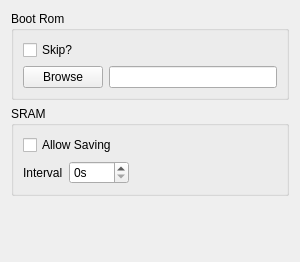
UltimaOmega474/BigComBoy, file Src/Qt/GB/SubWindows/EmulationWindow.ui: the form before one commit.
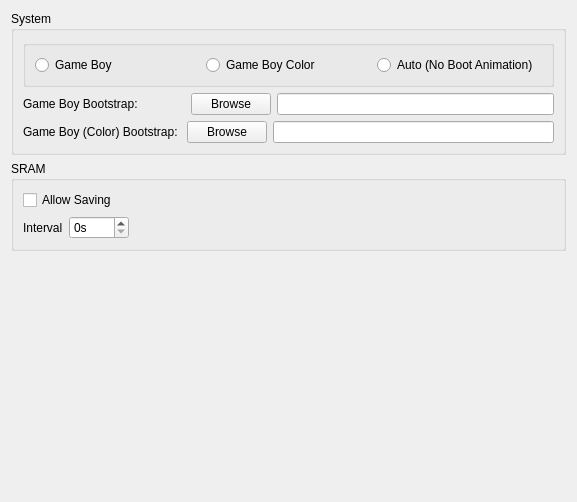
The form after the commit.

Commit message:
Game Boy Color support is complete.
Core can be set to initialize with either GB or GBC support directly. Otherwise, the normal initialize function will select the correct hardware registers based on the cartridge.

Can now add bootstraps for both GB and GBC modes.

```diff
--- a/Src/Qt/GB/SubWindows/EmulationWindow.ui
+++ b/Src/Qt/GB/SubWindows/EmulationWindow.ui
@@ -6,8 +6,8 @@
    <rect>
     <x>0</x>
     <y>0</y>
-    <width>300</width>
-    <height>262</height>
+    <width>577</width>
+    <height>502</height>
    </rect>
   </property>
   <property name="minimumSize">
@@ -23,33 +23,101 @@
    <item>
     <widget class="QGroupBox" name="boot_rom_group">
      <property name="title">
-      <string>Boot Rom</string>
+      <string>System</string>
      </property>
      <layout class="QVBoxLayout" name="verticalLayout_2">
       <item>
-       <widget class="QCheckBox" name="skip_boot_btn">
-        <property name="focusPolicy">
-         <enum>Qt::ClickFocus</enum>
+       <widget class="QGroupBox" name="boot_as_group">
+        <property name="title">
+         <string/>
         </property>
-        <property name="autoFillBackground">
-         <bool>false</bool>
-        </property>
-        <property name="text">
-         <string>Skip?</string>
-        </property>
+        <layout class="QHBoxLayout" name="horizontalLayout_3">
+         <item>
+          <widget class="QRadioButton" name="gb_btn">
+           <property name="text">
+            <string>Game Boy</string>
+           </property>
+           <attribute name="buttonGroup">
+            <string notr="true">console_btn_group</string>
+           </attribute>
+          </widget>
+         </item>
+         <item>
+          <widget class="QRadioButton" name="gbc_btn">
+           <property name="text">
+            <string>Game Boy Color</string>
+           </property>
+           <attribute name="buttonGroup">
+            <string notr="true">console_btn_group</string>
+           </attribute>
+          </widget>
+         </item>
+         <item>
+          <widget class="QRadioButton" name="auto_btn">
+           <property name="text">
+            <string>Auto (No Boot Animation)</string>
+           </property>
+           <attribute name="buttonGroup">
+            <string notr="true">console_btn_group</string>
+           </attribute>
+          </widget>
+         </item>
+        </layout>
        </widget>
       </item>
       <item>
        <layout class="QHBoxLayout" name="horizontalLayout">
         <item>
-         <widget class="QPushButton" name="browse_btn">
+         <widget class="QLabel" name="gb_label">
           <property name="text">
+           <string>Game Boy Bootstrap:              </string>
+          </property>
+         </widget>
+        </item>
+        <item>
+         <widget class="QPushButton" name="gb_browse_btn">
+          <property name="text">
            <string>Browse</string>
           </property>
          </widget>
         </item>
         <item>
-         <widget class="QLineEdit" name="boot_path"/>
+         <widget class="QLineEdit" name="gb_boot_path">
+          <property name="sizePolicy">
+           <sizepolicy hsizetype="Expanding" vsizetype="Fixed">
+            <horstretch>0</horstretch>
+            <verstretch>0</verstretch>
+           </sizepolicy>
+          </property>
+         </widget>
+        </item>
+       </layout>
+      </item>
+      <item>
+       <layout class="QHBoxLayout" name="gbc_boot_box">
+        <item>
+         <widget class="QLabel" name="gbc_label">
+          <property name="text">
+           <string>Game Boy (Color) Bootstrap: </string>
+          </property>
+         </widget>
+        </item>
+        <item>
+         <widget class="QPushButton" name="gbc_browse_btn">
+          <property name="text">
+           <string>Browse</string>
+          </property>
+         </widget>
+        </item>
+        <item>
+         <widget class="QLineEdit" name="gbc_boot_path">
+          <property name="sizePolicy">
+           <sizepolicy hsizetype="Expanding" vsizetype="Fixed">
+            <horstretch>0</horstretch>
+            <verstretch>0</verstretch>
+           </sizepolicy>
+          </property>
+         </widget>
         </item>
        </layout>
       </item>
```
Left out of the diff: 7 changed lines with no effect on the pictures. The commit also changes 13 other files.
